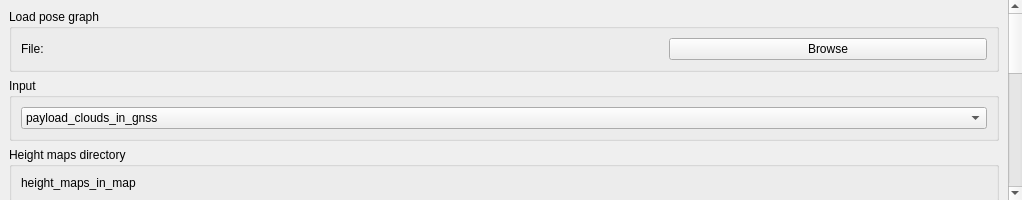
Above: src/app/ddForestPayloads.ui from ori-drs/director_digiforest before the change. Below: the same form after it.
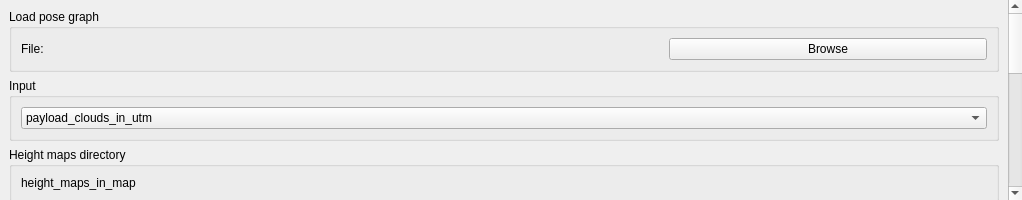
That is the form after the change.

Commit message: update naming convention, gnss -> utm

Diff of the .ui file:
```diff
--- a/src/app/ddForestPayloads.ui
+++ b/src/app/ddForestPayloads.ui
@@ -115,7 +115,7 @@
                <widget class="QComboBox" name="inputcloudcombo">
                  <item>
                   <property name="text">
-                   <string>payload_clouds_in_gnss</string>
+                   <string>payload_clouds_in_utm</string>
                   </property>
                  </item>
                  <item>
```
The commit also changes 2 other files.
